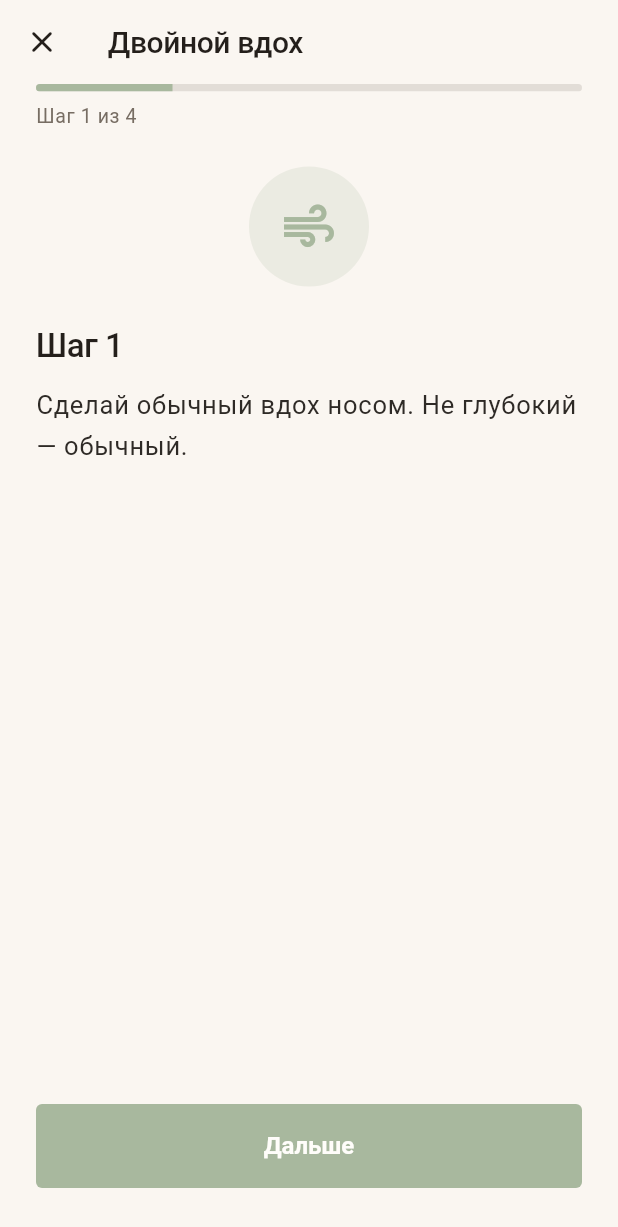
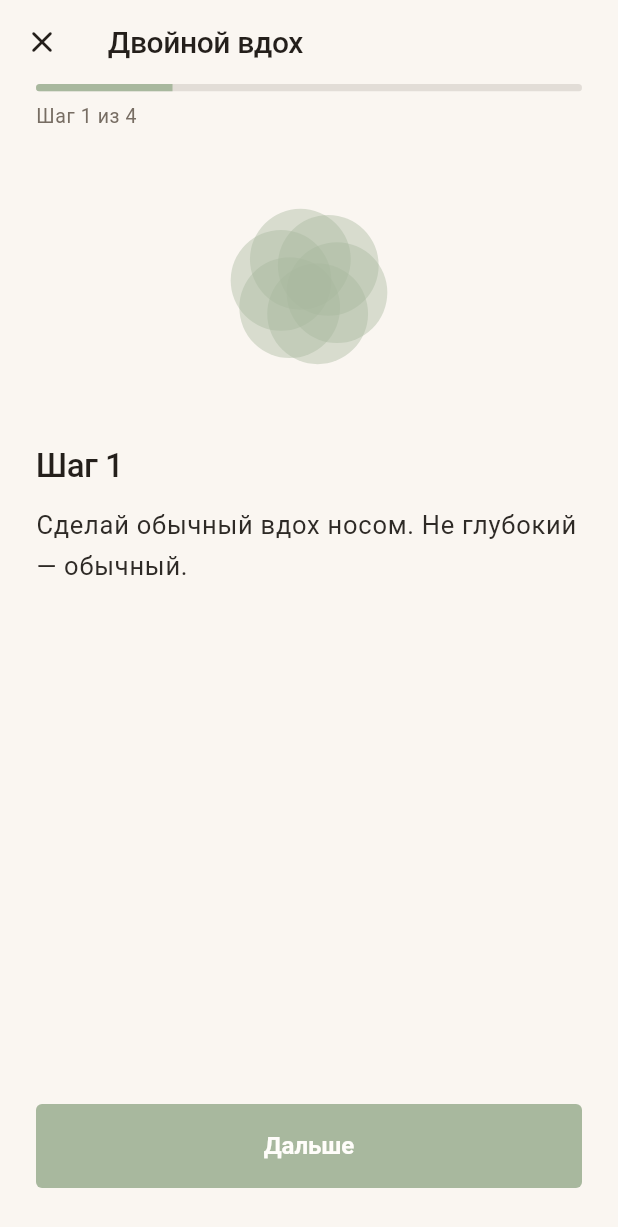
Before and after one commit to boytik/volna-, a Flutter app: the PracticesScreen screen opened by its route, after a tap on "Острая паника", after a tap on "Двойной вдох", on a phone screen of 412 x 824 dp. Shown: the top 1227 px of the screen. Run offline on Flutter 3.47's test engine with Material 3 defaults, Android fonts, the phone set to English and light mode, and no system bars; our stand-ins replace flutter_local_notifications, flutter_timezone, go_router, google_fonts, permission_handler, shared_preferences and 2 more; missing offline and left inert: flutter_sound; accounts and stored records are empty; Roboto replaces fonts that are missing (Golos Text, Literata).

Commit message:
Цветок дыхания во всех дыхательных техниках
«Двойной вдох» и «Удлинённый выдох» шли через общий экран техники и
показывали статичную иконку в кружке — человек читал «выдыхай восемь
секунд» и отсчитывал их сам. Теперь там тот же цветок, что в
«Квадрате».

Темп берётся из самой техники, а не общий: у двойного вдоха 3 на вдох
и 6 на выдох, у удлинённого выдоха 4 и 8. Картинка, которая дышит не в
том темпе, что написано в инструкции, хуже отсутствия картинки — она
спорит с текстом, и человек не знает, кому верить.

Цветок вынесен из breathing_screen в core/widgets: BreathFlower — это
только отрисовка, ритм задаётся снаружи. Для техник без своего
фазового контроллера есть AmbientBreathFlower, который дышит сам.
При «уменьшении движения» замирает: инструкция шага остаётся текстом
и работает без анимации.

Тест сторожит, что темп задан ровно у дыхательных техник и что выдох
в них всегда длиннее вдоха.

Co-Authored-By: Claude Opus 5 (1M context) <noreply@anthropic.com>

```diff
--- /dev/null
+++ b/lib/core/widgets/breath_flower.dart
@@ -0,0 +1,171 @@
+import 'dart:math' as math;
+
+import 'package:flutter/material.dart';
+
+import '../theme/colors.dart';
+import '../theme/tokens.dart';
+
+/// Цветок дыхания в духе Apple Watch: шесть лепестков расходятся на
+/// вдохе, сходятся на выдохе, и всё это медленно вращается.
+///
+/// Почему не один круг: расширяющийся круг — главное клише категории,
+/// и он замирает на задержках. В «Квадрате» задержки занимают половину
+/// времени, и человек оставался наедине со счётом. Лепестки вращаются
+/// всегда, взгляду есть за что держаться.
+///
+/// Заливка плоская, с прозрачностью: перекрытия лепестков сами дают
+/// глубину, поэтому ни градиента, ни тени не нужно.
+///
+/// Здесь только отрисовка. Ритм задаёт снаружи: в «Квадрате» — фазовый
+/// контроллер практики, в остальных дыхательных техниках —
+/// [AmbientBreathFlower], который дышит сам.
+class BreathFlower extends StatelessWidget {
+  const BreathFlower({
+    super.key,
+    required this.level,
+    required this.rotation,
+    this.size = 240,
+  });
+
+  /// 0 — лепестки собраны в центре, 1 — разошлись.
+  final double level;
+  final double rotation;
+  final double size;
+
+  @override
+  Widget build(BuildContext context) {
+    return SizedBox(
+      width: size,
+      height: size,
+      child: CustomPaint(
+        painter: _FlowerPainter(level: level, rotation: rotation),
+      ),
+    );
+  }
+}
+
+/// Цветок, который дышит сам. Для дыхательных техник, у которых нет
+/// своего фазового контроллера: «Двойной вдох», «Удлинённый выдох».
+///
+/// Темп берётся из самой техники — у удлинённого выдоха выдох вдвое
+/// длиннее вдоха, и цветок должен показывать именно это, иначе он
+/// будет спорить с текстом инструкции.
+class AmbientBreathFlower extends StatefulWidget {
+  const AmbientBreathFlower({
+    super.key,
+    this.inhale = const Duration(seconds: 4),
+    this.exhale = const Duration(seconds: 6),
+    this.size = 160,
+  });
+
+  final Duration inhale;
+  final Duration exhale;
+  final double size;
+
+  @override
+  State<AmbientBreathFlower> createState() => _AmbientBreathFlowerState();
+}
+
+class _AmbientBreathFlowerState extends State<AmbientBreathFlower>
+    with TickerProviderStateMixin {
+  late final AnimationController _breath;
+  late final AnimationController _spin;
+  late final Animation<double> _level;
+
+  @override
+  void initState() {
+    super.initState();
+    _breath = AnimationController(
+      vsync: this,
+      duration: widget.inhale + widget.exhale,
+    );
+    _level = TweenSequence<double>([
+      TweenSequenceItem(
+        tween: Tween(begin: 0.0, end: 1.0)
+            .chain(CurveTween(curve: Curves.easeInOut)),
+        weight: widget.inhale.inMilliseconds.toDouble(),
+      ),
+      TweenSequenceItem(
+        tween: Tween(begin: 1.0, end: 0.0)
+            .chain(CurveTween(curve: Curves.easeInOut)),
+        weight: widget.exhale.inMilliseconds.toDouble(),
+      ),
+    ]).animate(_breath);
+
+    _spin = AnimationController(
+      vsync: this,
+      duration: const Duration(seconds: 32),
+    );
+  }
+
+  @override
+  void didChangeDependencies() {
+    super.didChangeDependencies();
+    // Здесь движение — часть практики, но при «уменьшении движения»
+    // мы всё равно замираем: инструкция шага остаётся текстом и
+    // работает без анимации.
+    if (AppMotion.reduced(context)) {
+      _breath.stop();
+      _spin.stop();
+      _breath.value = 0.5;
+    } else {
+      if (!_breath.isAnimating) _breath.repeat();
+      if (!_spin.isAnimating) _spin.repeat();
+    }
+  }
+
+  @override
+  void dispose() {
+    _breath.dispose();
+    _spin.dispose();
+    super.dispose();
+  }
+
+  @override
+  Widget build(BuildContext context) {
+    return AnimatedBuilder(
+      animation: Listenable.merge([_breath, _spin]),
+      builder: (_, _) => BreathFlower(
+        level: _level.value,
+        rotation: _spin.value * 2 * math.pi,
+        size: widget.size,
+      ),
+    );
+  }
+}
+
+class _FlowerPainter extends CustomPainter {
+  _FlowerPainter({required this.level, required this.rotation});
+
+  final double level;
+  final double rotation;
+
+  static const _petals = 6;
+
+  @override
+  void paint(Canvas canvas, Size size) {
+    final center = size.center(Offset.zero);
+    final r = size.shortestSide / 2;
+    final petalR = r * 0.42;
+    // На нуле лепестки почти слиты — цветок не исчезает и не схлопывается
+    // в точку. На единице касаются внешнего края.
+    final distance = (r - petalR) * (0.18 + 0.82 * level);
+
+    final paint = Paint()
+      ..color = AppColors.markedWash.withValues(alpha: 0.42)
+      ..isAntiAlias = true;
+
+    for (var i = 0; i < _petals; i++) {
+      final angle = rotation + i * 2 * math.pi / _petals;
+      canvas.drawCircle(
+        center + Offset(math.cos(angle), math.sin(angle)) * distance,
+        petalR,
+        paint,
+      );
+    }
+  }
+
+  @override
+  bool shouldRepaint(covariant _FlowerPainter old) =>
+      old.level != level || old.rotation != rotation;
+}
--- a/lib/data/content/sos_techniques.dart
+++ b/lib/data/content/sos_techniques.dart
@@ -56,6 +56,7 @@ class SosTechnique {
     required this.accent,
     this.contraindication,
     this.routeOverride,
+    this.breath,
   });
 
   final String id;
@@ -71,6 +72,13 @@ class SosTechnique {
   /// Если техника имеет специальный экран (например, дыхание «Квадрат»),
   /// сюда кладём маршрут вместо генерируемых шагов.
   final String? routeOverride;
+
+  /// Темп дыхания в секундах для техник, где дыхание и есть упражнение.
+  /// Экран техники рисует по нему цветок, чтобы человеку было за чем
+  /// следить, а не только считать про себя. Темп берём из самой техники:
+  /// у удлинённого выдоха выдох вдвое длиннее вдоха, и картинка обязана
+  /// показывать именно это, иначе она спорит с текстом инструкции.
+  final ({int inhale, int exhale})? breath;
 }
 
 const _existingBreathing = SosTechnique(
@@ -117,6 +125,7 @@ const _existingSelfCompassion = SosTechnique(
 // ──────────────── Из ТЗ ────────────────
 
 const physiologicalSigh = SosTechnique(
+  breath: (inhale: 3, exhale: 6),
   id: 'physiological_sigh',
   title: 'Двойной вдох',
   triggers: [SosTrigger.panic, SosTrigger.anxiety],
@@ -151,6 +160,7 @@ const physiologicalSigh = SosTechnique(
 );
 
 const extendedExhale = SosTechnique(
+  breath: (inhale: 4, exhale: 8),
   id: 'extended_exhale',
   title: 'Удлинённый выдох «ффф»',
   triggers: [SosTrigger.anxiety, SosTrigger.panic],
--- a/lib/features/sos/technique_screen.dart
+++ b/lib/features/sos/technique_screen.dart
@@ -4,6 +4,7 @@ import 'package:go_router/go_router.dart';
 
 import '../../core/theme/colors.dart';
 import '../../core/theme/tokens.dart';
+import '../../core/widgets/breath_flower.dart';
 import '../../core/widgets/helped_button.dart';
 import '../../data/content/sos_techniques.dart';
 import '../../data/local/toolbox_storage.dart';
@@ -95,8 +96,16 @@ class _TechniqueScreenState extends State<TechniqueScreen> {
           style: theme.textTheme.bodySmall,
         ),
         const SizedBox(height: 24),
+        // У дыхательных техник вместо иконки — живой цветок в темпе
+        // самой техники: дышать «за картинкой» проще, чем считать
+        // про себя, читая инструкцию.
         Center(
-          child: Container(
+          child: tech.breath != null
+              ? AmbientBreathFlower(
+                  inhale: Duration(seconds: tech.breath!.inhale),
+                  exhale: Duration(seconds: tech.breath!.exhale),
+                )
+              : Container(
                   width: 80,
                   height: 80,
                   decoration: BoxDecoration(
```
Also changed, not shown: lib/features/sos/breathing_screen.dart (+2 -66 lines), 2 other files. Lines whose indentation alone changed are shown as unchanged.
